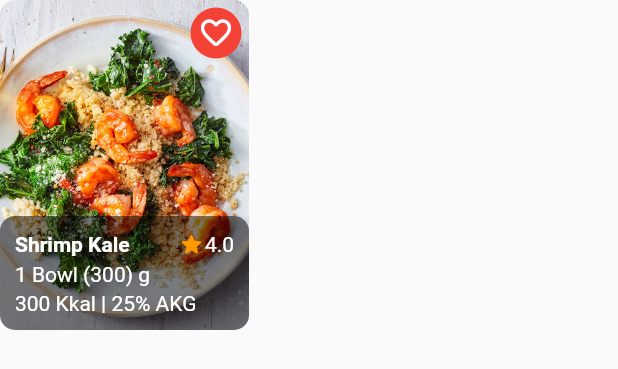
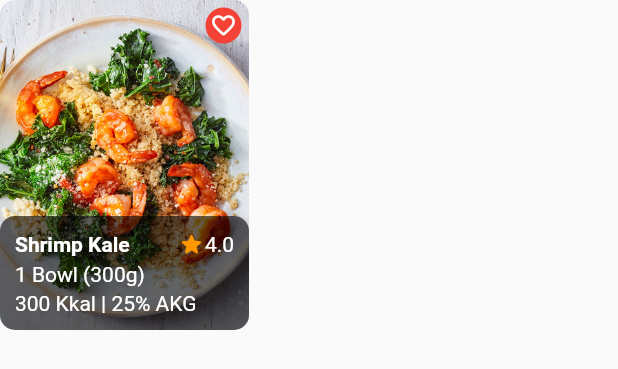
Before and after one commit to sya-hid/recipe_app_01, a Flutter app: the ProductItem widget shown alone on an empty page, opened directly with sample values from the repository, on a phone screen of 412 x 824 dp. Shown: the top 369 px of the screen. Run offline on Flutter 3.47's test engine with Material 2 defaults, Android fonts, the phone set to English and light mode, and no system bars; our stand-ins replace flutter_rating_bar, google_fonts, percent_indicator.

Commit message:
recipes app

```diff
--- a/lib/home.dart
+++ b/lib/home.dart
@@ -390,20 +390,21 @@ class ProductItem extends StatelessWidget {
         children: [
           Container(
             margin: const EdgeInsets.all(5),
-            padding: const EdgeInsets.all(5),
+            padding: const EdgeInsets.all(3),
             decoration: BoxDecoration(
                 shape: BoxShape.circle,
                 color: product.fav ? red : black.withOpacity(0.6)),
             child: const Icon(
               Icons.favorite_border_rounded,
               color: white,
+              size: 18,
             ),
           ),
           Container(
             padding: const EdgeInsets.all(10),
             decoration: BoxDecoration(
                 borderRadius: BorderRadius.circular(10),
-                color: black.withOpacity(0.5)),
+                color: black.withOpacity(0.6)),
             child: Column(
               crossAxisAlignment: CrossAxisAlignment.start,
               children: [
@@ -434,7 +435,7 @@ class ProductItem extends StatelessWidget {
                 ),
                 const SizedBox(height: 3),
                 Text(
-                  '1 Bowl (${product.weight}) g',
+                  '1 Bowl (${product.weight}g)',
                   style: roboto.copyWith(color: white),
                 ),
                 const SizedBox(height: 3),
```
